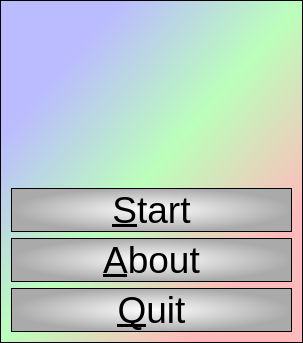
The window that Tools/ToolMutualismBreakdowner/qtmutualismbreakdownermenudialog.ui (richelbilderbeek/ProjectRichelBilderbeek) describes before a commit, drawn with Qt 5.
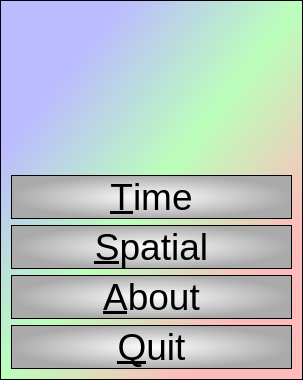
The same window after the commit. Icons and pictures are not drawn.

The edit to the form file:
```diff
--- a/Tools/ToolMutualismBreakdowner/qtmutualismbreakdownermenudialog.ui
+++ b/Tools/ToolMutualismBreakdowner/qtmutualismbreakdownermenudialog.ui
@@ -7,7 +7,7 @@
     <x>0</x>
     <y>0</y>
     <width>303</width>
-    <height>343</height>
+    <height>380</height>
    </rect>
   </property>
   <property name="font">
@@ -37,38 +37,8 @@
   border: 1px solid black
 }</string>
   </property>
-  <layout class="QGridLayout" name="gridLayout">
-   <item row="1" column="0" colspan="2">
-    <widget class="QPushButton" name="button_start_time_plot">
-     <property name="text">
-      <string>&amp;Start</string>
-     </property>
-     <property name="flat">
-      <bool>true</bool>
-     </property>
-    </widget>
-   </item>
-   <item row="5" column="0" colspan="2">
-    <widget class="QPushButton" name="button_quit">
-     <property name="text">
-      <string>&amp;Quit</string>
-     </property>
-     <property name="flat">
-      <bool>true</bool>
-     </property>
-    </widget>
-   </item>
-   <item row="4" column="0" colspan="2">
-    <widget class="QPushButton" name="button_about">
-     <property name="text">
-      <string>&amp;About</string>
-     </property>
-     <property name="flat">
-      <bool>true</bool>
-     </property>
-    </widget>
-   </item>
-   <item row="0" column="0" colspan="2">
+  <layout class="QVBoxLayout" name="verticalLayout">
+   <item>
     <widget class="QLabel" name="image_equilibrium">
      <property name="text">
       <string/>
@@ -81,6 +51,46 @@
      </property>
     </widget>
    </item>
+   <item>
+    <widget class="QPushButton" name="button_start_time">
+     <property name="text">
+      <string>&amp;Time</string>
+     </property>
+     <property name="flat">
+      <bool>true</bool>
+     </property>
+    </widget>
+   </item>
+   <item>
+    <widget class="QPushButton" name="button_start_spatial">
+     <property name="text">
+      <string>&amp;Spatial</string>
+     </property>
+     <property name="flat">
+      <bool>true</bool>
+     </property>
+    </widget>
+   </item>
+   <item>
+    <widget class="QPushButton" name="button_about">
+     <property name="text">
+      <string>&amp;About</string>
+     </property>
+     <property name="flat">
+      <bool>true</bool>
+     </property>
+    </widget>
+   </item>
+   <item>
+    <widget class="QPushButton" name="button_quit">
+     <property name="text">
+      <string>&amp;Quit</string>
+     </property>
+     <property name="flat">
+      <bool>true</bool>
+     </property>
+    </widget>
+   </item>
   </layout>
  </widget>
  <layoutdefault spacing="6" margin="11"/>
```
